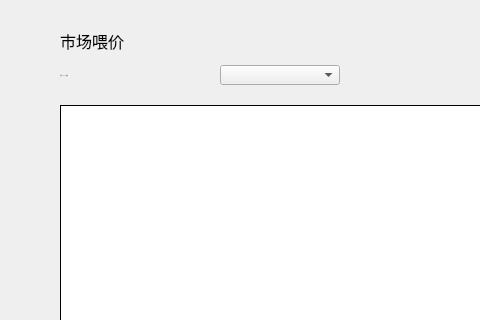
Before: the Qt Designer form XWCWallet/guard/FeedPricePage.ui in Whitecoin-Owner/Whitecoin-qt, drawn with Qt 5; both pictures show x 0 to 480 and y 0 to 320 of the 770 by 510 pixel window.
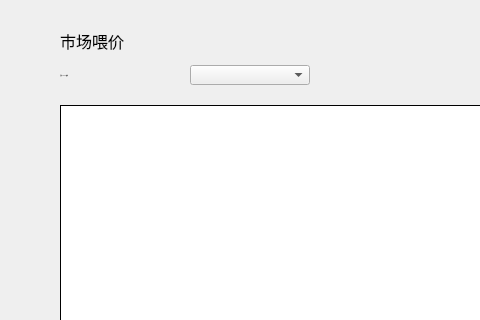
After: the same form once the commit is applied.

The edit to the form file:
```diff
--- a/XWCWallet/guard/FeedPricePage.ui
+++ b/XWCWallet/guard/FeedPricePage.ui
@@ -127,7 +127,7 @@
   <widget class="QComboBox" name="accountComboBox">
    <property name="geometry">
     <rect>
-     <x>220</x>
+     <x>190</x>
      <y>65</y>
      <width>120</width>
      <height>20</height>
@@ -166,8 +166,8 @@
     </font>
    </property>
    <property name="styleSheet">
-    <string notr="true">QLabel{color: rgb(135,144,172);font: 14px &quot;微软雅黑&quot;;}
-</string>
+    <string notr="true">QLabel{color: rgb(80,80,80);
+font: 11px &quot;微软雅黑&quot;;}</string>
    </property>
    <property name="text">
     <string>当前wallfacer账号</string>
```
